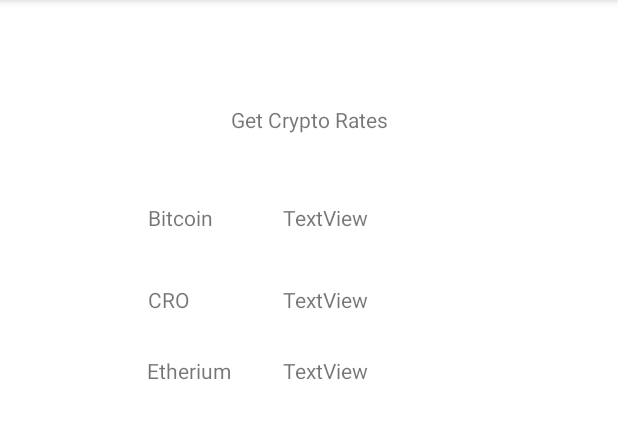
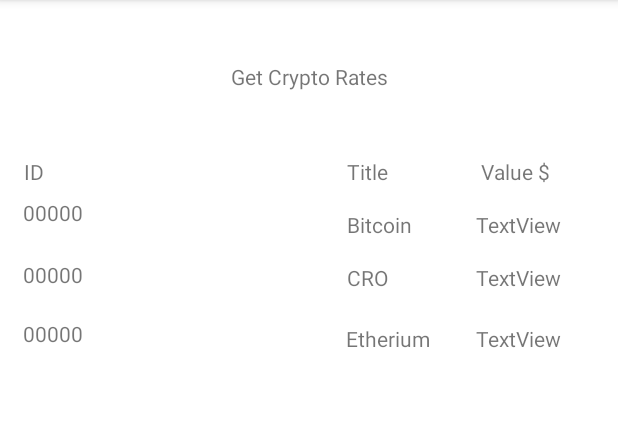
Before and after one commit to Patrick1993G/MobileCryptoAssignment, an Android app: the screen it shows after launch (MainActivity), on a phone screen of 412 x 824 dp, the part 84-523 px from its top. Run offline under Robolectric (Android 15) with nearby library versions, the light colour scheme and no system bars.

Commit message:
notifications

```diff
--- a/app/build.gradle
+++ b/app/build.gradle
@@ -35,6 +35,7 @@ dependencies {
     implementation 'com.google.android.material:material:1.2.1'
     implementation 'androidx.constraintlayout:constraintlayout:2.0.4'
     implementation 'com.google.firebase:firebase-messaging:21.0.1'
+    implementation 'com.google.firebase:firebase-analytics:18.0.2'
     testImplementation 'junit:junit:4.+'
     androidTestImplementation 'androidx.test.ext:junit:1.1.2'
     androidTestImplementation 'androidx.test.espresso:espresso-core:3.3.0'
--- /dev/null
+++ b/app/src/main/java/com/example/home_assignment_widgets/Notifications.java
@@ -0,0 +1,25 @@
+package com.example.home_assignment_widgets;
+
+import android.app.Application;
+import android.app.NotificationChannel;
+import android.app.NotificationManager;
+import android.os.Build;
+
+public class Notifications extends Application {
+
+    public static final String CHANNEL_GENERAL  =  "channelGeneral";
+    public void onCreate(){
+        super.onCreate();
+        createNotificationChannels();
+    }
+    private void createNotificationChannels(){
+        if(Build.VERSION.SDK_INT >= Build.VERSION_CODES.O){
+            NotificationChannel channelGeneral = new NotificationChannel(
+                    CHANNEL_GENERAL,"Crypto Value Info", NotificationManager.IMPORTANCE_HIGH);
+            channelGeneral.setDescription("Crypto Notification channel");
+
+            NotificationManager notificationManager = getSystemService(NotificationManager.class);
+            notificationManager.createNotificationChannel(channelGeneral);
+        }
+    }
+}
--- a/app/src/main/res/layout/activity_main.xml
+++ b/app/src/main/res/layout/activity_main.xml
@@ -10,68 +10,130 @@
         android:id="@+id/textView7"
         android:layout_width="wrap_content"
         android:layout_height="wrap_content"
-        android:layout_marginTop="70dp"
+        android:layout_marginTop="41dp"
         android:text="@string/get_crypto_rates"
         app:layout_constraintEnd_toEndOf="parent"
         app:layout_constraintStart_toStartOf="parent"
         app:layout_constraintTop_toTopOf="parent" />
 
     <TextView
+        android:id="@+id/textView11"
+        android:layout_width="27dp"
+        android:layout_height="21dp"
+        android:layout_marginStart="16dp"
+        android:layout_marginTop="104dp"
+        android:layout_marginEnd="12dp"
+        android:layout_marginBottom="106dp"
+        android:text="ID"
+        app:layout_constraintBottom_toBottomOf="@+id/txtIdEth"
+        app:layout_constraintEnd_toEndOf="@+id/txtIdBitcoin"
+        app:layout_constraintStart_toStartOf="parent"
+        app:layout_constraintTop_toTopOf="parent" />
+
+    <TextView
+        android:id="@+id/txtIdEth"
+        android:layout_width="wrap_content"
+        android:layout_height="wrap_content"
+        android:layout_marginStart="15dp"
+        android:layout_marginTop="20dp"
+        android:text="00000"
+        app:layout_constraintStart_toStartOf="parent"
+        app:layout_constraintTop_toBottomOf="@+id/txtIdCro" />
+
+    <TextView
+        android:id="@+id/txtIdBitcoin"
+        android:layout_width="wrap_content"
+        android:layout_height="wrap_content"
+        android:layout_marginStart="15dp"
+        android:layout_marginTop="132dp"
+        android:text="00000"
+        app:layout_constraintStart_toStartOf="parent"
+        app:layout_constraintTop_toTopOf="parent" />
+
+    <TextView
+        android:id="@+id/txtIdCro"
+        android:layout_width="wrap_content"
+        android:layout_height="wrap_content"
+        android:layout_marginStart="15dp"
+        android:layout_marginTop="22dp"
+        android:text="00000"
+        app:layout_constraintStart_toStartOf="parent"
+        app:layout_constraintTop_toBottomOf="@+id/txtIdBitcoin" />
+
+    <TextView
+        android:id="@+id/textView12"
+        android:layout_width="wrap_content"
+        android:layout_height="wrap_content"
+        android:layout_marginTop="44dp"
+        android:text="Title"
+        app:layout_constraintEnd_toEndOf="@+id/textView7"
+        app:layout_constraintTop_toBottomOf="@+id/textView7" />
+
+    <TextView
+        android:id="@+id/textView10"
+        android:layout_width="wrap_content"
+        android:layout_height="wrap_content"
+        android:layout_marginTop="21dp"
+        android:text="Etherium"
+        app:layout_constraintEnd_toEndOf="@+id/textView9"
+        app:layout_constraintStart_toEndOf="@+id/textView9"
+        app:layout_constraintTop_toBottomOf="@+id/textView9" />
+
+    <TextView
+        android:id="@+id/textView13"
+        android:layout_width="wrap_content"
+        android:layout_height="wrap_content"
+        android:layout_marginEnd="45dp"
+        android:layout_marginBottom="16dp"
+        android:text=" Value $"
+        app:layout_constraintBottom_toTopOf="@+id/textView8"
+        app:layout_constraintEnd_toEndOf="parent" />
+
+    <TextView
         android:id="@+id/textView8"
         android:layout_width="wrap_content"
         android:layout_height="wrap_content"
-        android:layout_marginEnd="12dp"
+        android:layout_marginTop="16dp"
         android:text="Bitcoin"
-        app:layout_constraintBaseline_toBaselineOf="@+id/txtBitcoin"
-        app:layout_constraintEnd_toStartOf="@+id/textView7" />
+        app:layout_constraintStart_toStartOf="@+id/textView12"
+        app:layout_constraintTop_toBottomOf="@+id/textView12" />
+
+    <TextView
+        android:id="@+id/txtEth"
+        android:layout_width="wrap_content"
+        android:layout_height="wrap_content"
+        android:text="TextView"
+        app:layout_constraintBaseline_toBaselineOf="@+id/textView10"
+        app:layout_constraintStart_toStartOf="@+id/txtCro"
+        tools:text="0" />
 
     <TextView
         android:id="@+id/textView9"
         android:layout_width="wrap_content"
         android:layout_height="wrap_content"
-        android:layout_marginBottom="28dp"
+        android:layout_marginTop="16dp"
         android:text="CRO"
-        app:layout_constraintBottom_toTopOf="@+id/textView10"
-        app:layout_constraintStart_toStartOf="@+id/textView8" />
-
-    <TextView
-        android:id="@+id/textView10"
-        android:layout_width="wrap_content"
-        android:layout_height="wrap_content"
-        android:text="Etherium"
-        app:layout_constraintBaseline_toBaselineOf="@+id/txtEth"
-        app:layout_constraintEnd_toEndOf="@+id/textView9"
-        app:layout_constraintStart_toEndOf="@+id/textView9" />
-
-    <TextView
-        android:id="@+id/txtBitcoin"
-        android:layout_width="wrap_content"
-        android:layout_height="wrap_content"
-        android:layout_marginTop="46dp"
-        android:layout_marginEnd="13dp"
-        android:text="TextView"
-        app:layout_constraintEnd_toEndOf="@+id/textView7"
-        app:layout_constraintTop_toBottomOf="@+id/textView7"
-        tools:text="0" />
+        app:layout_constraintStart_toStartOf="@+id/textView8"
+        app:layout_constraintTop_toBottomOf="@+id/textView8" />
 
     <TextView
         android:id="@+id/txtCro"
         android:layout_width="wrap_content"
         android:layout_height="wrap_content"
-        android:layout_marginTop="35dp"
+        android:layout_marginTop="16dp"
         android:text="TextView"
         app:layout_constraintStart_toStartOf="@+id/txtBitcoin"
         app:layout_constraintTop_toBottomOf="@+id/txtBitcoin"
         tools:text="0" />
 
     <TextView
-        android:id="@+id/txtEth"
+        android:id="@+id/txtBitcoin"
         android:layout_width="wrap_content"
         android:layout_height="wrap_content"
-        android:layout_marginTop="28dp"
+        android:layout_marginTop="16dp"
         android:text="TextView"
-        app:layout_constraintStart_toStartOf="@+id/txtCro"
-        app:layout_constraintTop_toBottomOf="@+id/txtCro"
+        app:layout_constraintStart_toStartOf="@+id/textView13"
+        app:layout_constraintTop_toBottomOf="@+id/textView13"
         tools:text="0" />
 
 </androidx.constraintlayout.widget.ConstraintLayout>
--- a/app/src/main/res/layout/activity_rates_widget.xml
+++ b/app/src/main/res/layout/activity_rates_widget.xml
@@ -5,7 +5,7 @@
     android:layout_width="match_parent"
     android:layout_height="match_parent"
     android:background="#FFFFFF"
-    android:backgroundTint="#29FF03"
+    android:backgroundTint="#84FFFF"
     tools:context=".ConfigRatesWidgetActivity">
 
     <TextView
@@ -52,7 +52,7 @@
         android:layout_width="wrap_content"
         android:layout_height="wrap_content"
         android:layout_marginBottom="18dp"
-        android:text="Set Rates"
+        android:text=" Set Rates In $"
         app:layout_constraintBottom_toTopOf="@+id/editTextBitcoin"
         app:layout_constraintStart_toStartOf="@+id/editTextBitcoin" />
 
--- a/app/src/main/res/xml/crypto_widget.xml
+++ b/app/src/main/res/xml/crypto_widget.xml
@@ -5,7 +5,7 @@
     android:minResizeHeight="40dp"
     android:minResizeWidth="40dp"
     android:resizeMode="vertical|horizontal"
-    android:updatePeriodMillis="10000"
+    android:updatePeriodMillis="11111"
     android:widgetCategory="home_screen"
     android:configure="com.example.home_assignment_widgets.ConfigRatesWidgetActivity">
 </appwidget-provider>
--- a/build.gradle
+++ b/build.gradle
@@ -6,7 +6,7 @@ buildscript {
     }
     dependencies {
         classpath "com.android.tools.build:gradle:4.1.2"
-        classpath 'com.google.gms:google-services:4.3.4'
+        classpath 'com.google.gms:google-services:4.3.5'
 
         // NOTE: Do not place your application dependencies here; they belong
         // in the individual module build.gradle files
```
Also changed, not shown: app/src/main/AndroidManifest.xml (+19 -1 lines), app/src/main/java/com/example/home_assignment_widgets/ConfigRatesWidgetActivity.java (+4 -4 lines), app/src/main/java/com/example/home_assignment_widgets/MainActivity.java (+15 -0 lines), app/src/main/java/com/example/home_assignment_widgets/MyFirebaseMessagingService.java (added, +23 -0 lines), app/src/main/java/com/example/home_assignment_widgets/WidgetProvider.java (+45 -19 lines), app/src/main/res/layout/crypto_widget.xml (+84 -61 lines).
